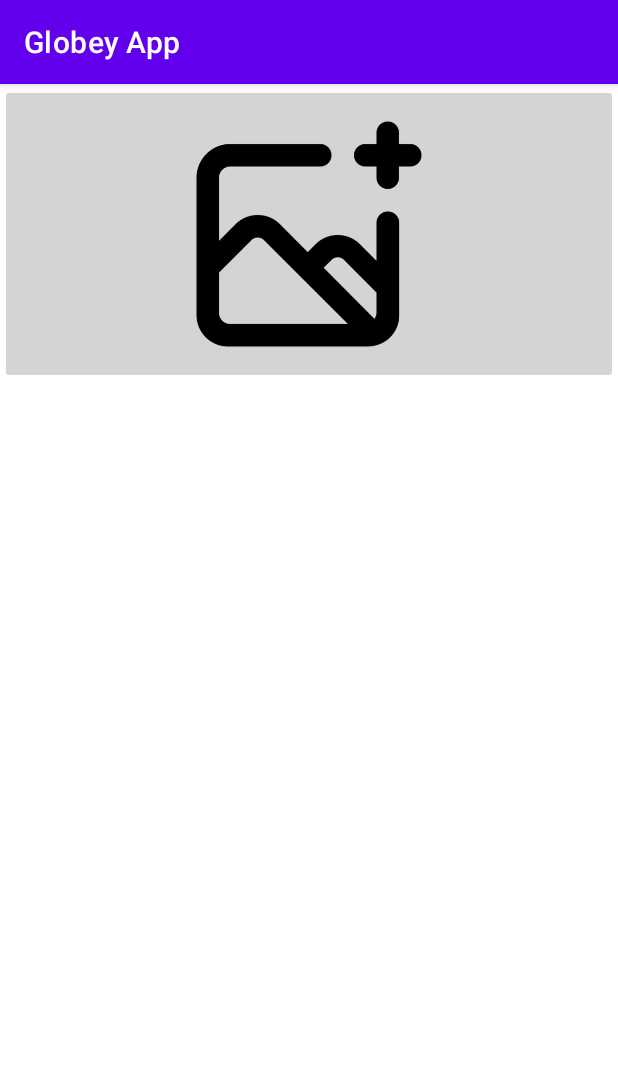
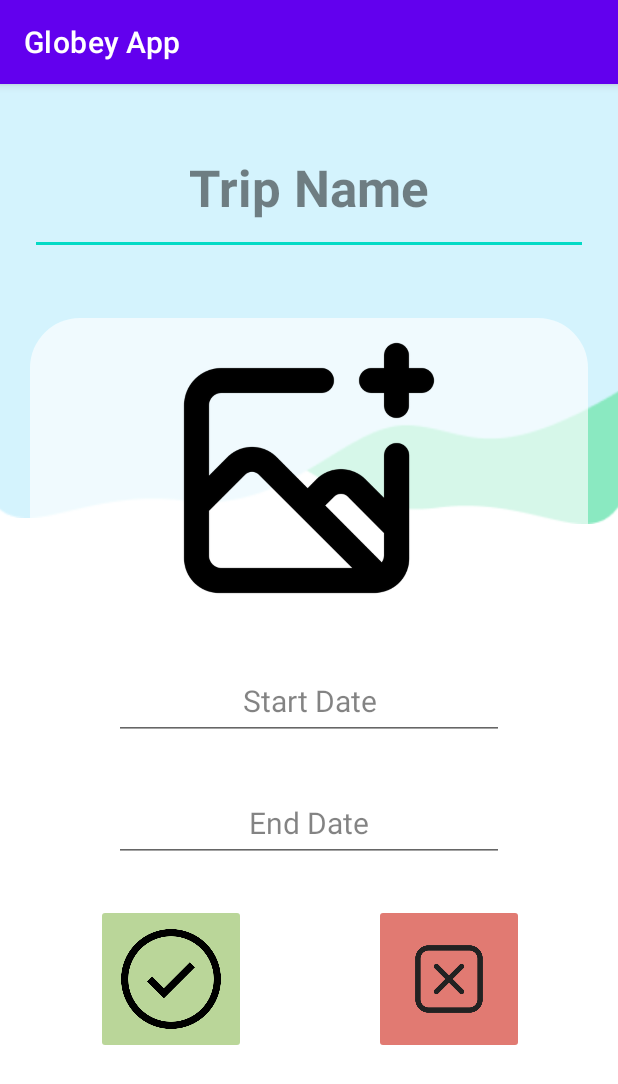
Before and after one commit to minawang01/globey_app, an Android app: the add_trip_page screen opened directly, with no data from a screen before it, on a phone screen of 412 x 824 dp. Shown: the top 1084 px of the screen. Run offline under Robolectric (Android 15) with nearby library versions, the phone set to English and light mode, and no system bars.

Commit message:
add_trip_page updated

```diff
--- /dev/null
+++ b/client/app/src/main/res/drawable/rounded_corner.xml
@@ -0,0 +1,5 @@
+<?xml version="1.0" encoding="utf-8"?>
+<shape xmlns:android="http://schemas.android.com/apk/res/android">
+    <solid android:color="#A6FFFFFF" />
+    <corners android:radius="33dp" />
+</shape>
--- a/client/app/src/main/res/layout/activity_add_trip_page.xml
+++ b/client/app/src/main/res/layout/activity_add_trip_page.xml
@@ -6,29 +6,140 @@
     android:layout_height="match_parent"
     tools:context=".add_trip_page">
 
-    <ImageButton
-        android:id="@+id/imageButton"
-        android:layout_width="match_parent"
-        android:layout_height="200dp"
-        android:backgroundTint="#80AAAAAA"
-        android:scaleType="centerInside"
+    <ImageView
+        android:id="@+id/imageView9"
+        android:layout_width="437dp"
+        android:layout_height="484dp"
+        android:layout_marginBottom="464dp"
+        android:rotationX="-180"
+        app:layout_constraintBottom_toBottomOf="parent"
+
         app:layout_constraintEnd_toEndOf="parent"
         app:layout_constraintStart_toStartOf="parent"
-        app:layout_constraintTop_toTopOf="parent"
-        app:srcCompat="@drawable/add_image" />
+        app:srcCompat="@drawable/vector" />
 
-    <ScrollView
-        android:layout_width="409dp"
-        android:layout_height="529dp"
-        android:layout_marginTop="1dp"
+    <ImageView
+        android:id="@+id/imageView10"
+        android:layout_width="465dp"
+        android:layout_height="594dp"
+        android:layout_marginBottom="428dp"
+        android:rotationX="-180"
         app:layout_constraintBottom_toBottomOf="parent"
-        app:layout_constraintEnd_toEndOf="parent"
+        app:layout_constraintEnd_toEndOf="@+id/imageView9"
         app:layout_constraintStart_toStartOf="parent"
-        app:layout_constraintTop_toBottomOf="@+id/imageButton">
+        app:srcCompat="@drawable/vector_2" />
 
-        <LinearLayout
+    <LinearLayout
+        android:layout_width="match_parent"
+        android:layout_height="match_parent"
+        android:orientation="vertical"
+        tools:layout_editor_absoluteX="77dp"
+        tools:layout_editor_absoluteY="52dp">
+
+        <androidx.constraintlayout.widget.ConstraintLayout
             android:layout_width="match_parent"
             android:layout_height="wrap_content"
-            android:orientation="vertical" />
-    </ScrollView>
+            android:layout_marginStart="20dp"
+            android:layout_marginEnd="20dp">
+
+            <EditText
+                android:id="@+id/trip_name"
+                android:layout_width="match_parent"
+                android:layout_height="90dp"
+                android:layout_marginTop="24dp"
+
+                android:ems="10"
+                android:fontFamily="@font/roboto_bold"
+                android:inputType="textPersonName"
+                android:paddingStart="20dp"
+                android:paddingEnd="20dp"
+                android:text="Trip Name"
+                android:textAlignment="center"
+                android:textColor="#80070707"
+                android:textSize="34sp"
+                app:layout_constraintBottom_toBottomOf="parent"
+                app:layout_constraintEnd_toEndOf="parent"
+                app:layout_constraintHorizontal_bias="0.516"
+                app:layout_constraintStart_toStartOf="parent"
+                app:layout_constraintTop_toTopOf="parent"
+                app:layout_constraintVertical_bias="0.0" />
+
+            <ImageButton
+                android:id="@+id/add_trip_img_btn"
+                android:layout_width="match_parent"
+                android:layout_height="200dp"
+                android:layout_marginTop="42dp"
+                android:background="@drawable/rounded_corner"
+                android:scaleType="fitCenter"
+                app:layout_constraintEnd_toEndOf="parent"
+                app:layout_constraintHorizontal_bias="0.0"
+                app:layout_constraintStart_toStartOf="parent"
+                app:layout_constraintTop_toBottomOf="@id/trip_name"
+                app:srcCompat="@drawable/add_image"
+                tools:ignore="SpeakableTextPresentCheck" />
+
+            <EditText
+                android:id="@+id/editTextDate3"
+                android:layout_width="260dp"
+                android:layout_height="51dp"
+                android:layout_marginTop="30dp"
+                android:ems="10"
+                android:inputType="date"
+                android:text="Start Date"
+                android:textAlignment="center"
+                android:textColor="#80070707"
+                android:textSize="20sp"
+                app:layout_constraintEnd_toEndOf="parent"
+                app:layout_constraintStart_toStartOf="parent"
+                app:layout_constraintTop_toBottomOf="@+id/add_trip_img_btn" />
+
+            <EditText
+                android:id="@+id/editTextDate4"
+                android:layout_width="260dp"
+                android:layout_height="51dp"
+                android:layout_marginTop="30dp"
+                android:ems="10"
+                android:inputType="date"
+                android:text="End Date"
+                android:textAlignment="center"
+                android:textColor="#80070707"
+                android:textSize="20sp"
+                app:layout_constraintEnd_toEndOf="parent"
+                app:layout_constraintStart_toStartOf="parent"
+                app:layout_constraintTop_toBottomOf="@+id/editTextDate3" />
+
+            <ImageButton
+                android:id="@+id/confirm_btn"
+                android:layout_width="100dp"
+                android:layout_height="100dp"
+                android:layout_marginStart="44dp"
+                android:layout_marginTop="28dp"
+                android:backgroundTint="#B59EC670"
+                android:scaleType="fitCenter"
+                app:layout_constraintStart_toStartOf="parent"
+                app:layout_constraintTop_toBottomOf="@id/editTextDate4"
+                app:srcCompat="@drawable/confirm"
+                tools:ignore="SpeakableTextPresentCheck" />
+
+            <ImageButton
+                android:id="@+id/discard_btn"
+                android:layout_width="100dp"
+                android:layout_height="100dp"
+                android:layout_marginTop="28dp"
+                android:backgroundTint="#BAD6493E"
+                android:scaleType="fitCenter"
+                app:layout_constraintEnd_toEndOf="parent"
+                app:layout_constraintHorizontal_bias="0.669"
+                app:layout_constraintStart_toEndOf="@+id/confirm_btn"
+                app:layout_constraintTop_toBottomOf="@+id/editTextDate4"
+                app:srcCompat="@drawable/cancel"
+                tools:ignore="SpeakableTextPresentCheck" />
+
+        </androidx.constraintlayout.widget.ConstraintLayout>
+
+
+
+    </LinearLayout>
+
+
 </androidx.constraintlayout.widget.ConstraintLayout>
--- a/client/app/src/main/res/layout/activity_main.xml
+++ b/client/app/src/main/res/layout/activity_main.xml
@@ -30,17 +30,19 @@
             app:layout_constraintStart_toStartOf="parent"
             app:layout_constraintTop_toTopOf="parent" />
 
-        <ImageView
-            android:id="@+id/imageView6"
-            android:layout_width="44dp"
-            android:layout_height="41dp"
+        <ImageButton
+            android:id="@+id/add_trip_btn"
+            android:layout_width="57dp"
+            android:layout_height="55dp"
+            android:backgroundTint="#00FFFFFF"
+            android:scaleType="fitCenter"
             android:src="@drawable/add"
             app:layout_constraintBottom_toBottomOf="@+id/Trips_label"
             app:layout_constraintEnd_toEndOf="parent"
-            app:layout_constraintHorizontal_bias="0.832"
+            app:layout_constraintHorizontal_bias="0.831"
             app:layout_constraintStart_toEndOf="@+id/Trips_label"
             app:layout_constraintTop_toTopOf="@+id/Trips_label"
-            app:layout_constraintVertical_bias="0.0" />
+            app:layout_constraintVertical_bias="0.7" />
     </androidx.constraintlayout.widget.ConstraintLayout>
 
     <ImageView
```
Also changed, not shown: client/app/src/main/res/drawable/bar_design.png (added), client/app/src/main/res/drawable/cancel.png (added), client/app/src/main/res/drawable/confirm.png (added), client/app/src/main/res/drawable/vector.png (added), client/app/src/main/res/drawable/vector_2.png (added).
